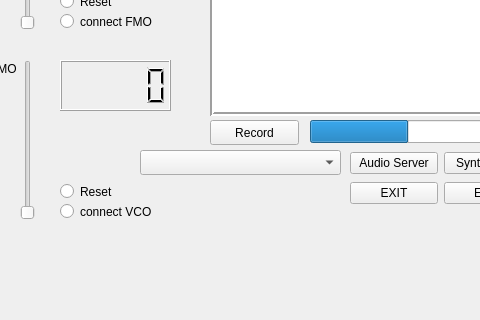
Qt form OceanGUI/mainwindow.ui (uglasmeyer/ocean) before a commit; both pictures show x 270 to 750 and y 339 to 659 of the 1207 by 659 pixel window.
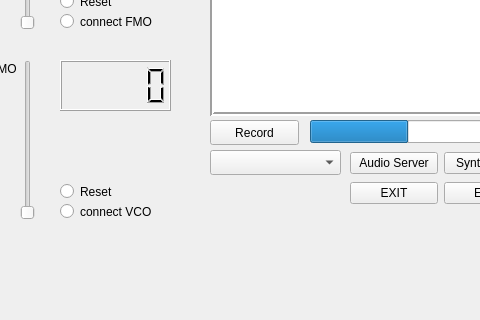
The same form after that commit.

```diff
--- a/OceanGUI/mainwindow.ui
+++ b/OceanGUI/mainwindow.ui
@@ -1728,9 +1728,9 @@
    <widget class="QComboBox" name="cb_external">
     <property name="geometry">
      <rect>
-      <x>410</x>
+      <x>480</x>
       <y>470</y>
-      <width>201</width>
+      <width>131</width>
       <height>25</height>
      </rect>
     </property>
```
